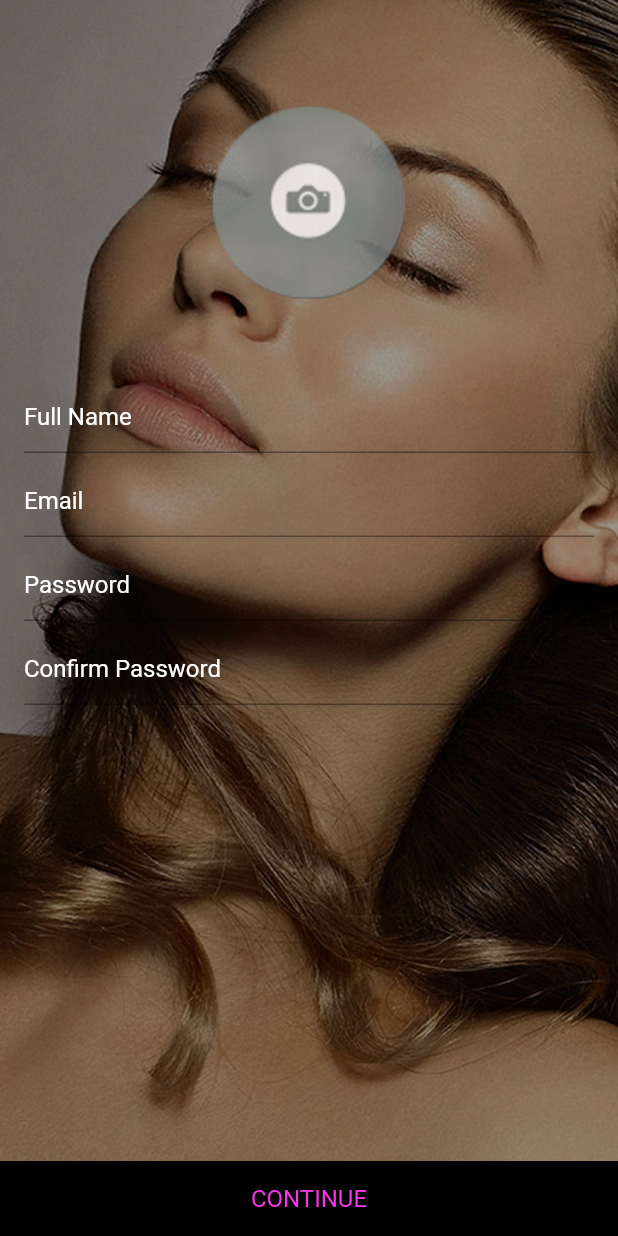
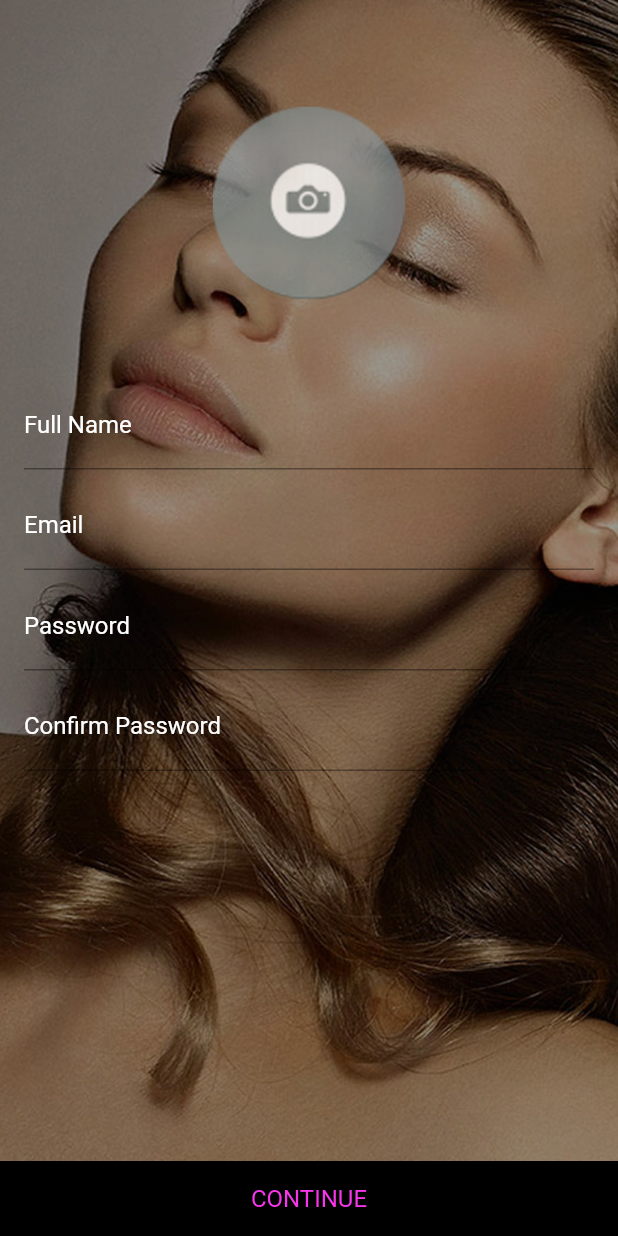
Before and after one commit to ezrasandzerbell/FLUTTER-ios-android-app, a Flutter app: the signUpPageOne screen opened by its route, on a phone screen of 412 x 824 dp. Run offline on Flutter 3.47's test engine with Material 2 defaults, Android fonts, the phone set to English and light mode, and no system bars; our stand-ins replace camera; missing offline and left inert: carousel.

Commit message:
change form input field to perform label animation

```diff
--- a/lib/GlobalWidgets/main-footer.dart
+++ b/lib/GlobalWidgets/main-footer.dart
@@ -13,7 +13,7 @@ var pinkColor = const Color(0xFFf735e9);
 
 
 
-Widget footerLink(String label, Color colorCode, BuildContext context, routeContext, [stateDataArray]) {
+Widget footerLink(String label, Color colorCode, BuildContext context, routeContext, [firstName]) {
   return new Column(
     mainAxisAlignment: MainAxisAlignment.center,
     children: [
@@ -35,8 +35,8 @@ Widget footerLink(String label, Color colorCode, BuildContext context, routeCont
                   context,
                   new MaterialPageRoute(
                       builder: (BuildContext context) =>
-                      new signUpPageServices(stateDataArray[0]: firstName)
-                  );
+                      new signUpPageServices()
+                  )
               );
             }
             break;
--- a/lib/Pages/sign-up-register.dart
+++ b/lib/Pages/sign-up-register.dart
@@ -3,12 +3,12 @@ import 'package:flutter/rendering.dart';
 import '../GlobalWidgets/main-footer.dart';
 import '../main.dart';
 
+
+
 class signUpPageOne extends StatefulWidget {
-  @override
-
-  final String title;
   signUpPageOne({Key key, this.title}) : super(key: key);
   static const String routeName = "/signUpPageOne";
+  final String title;
 
   signUpPageOneState createState() {
     return new signUpPageOneState();
@@ -20,6 +20,7 @@ class signUpPageOneState extends State<signUpPageOne> {
 
   @override
   String firstName;
+  List stateDataArray = [];
 
   Widget build(BuildContext context) {
 
@@ -46,14 +47,18 @@ class signUpPageOneState extends State<signUpPageOne> {
             primaryColor: const Color(0xFFf735e9), // underline color with focus
             hintColor: Colors.white, // underline color without focus
           ),
-          child: new TextField(
-            onChanged: (String text) => setState(() {
-              firstName = text;
-              print("my name is " + firstName);
-            }),
-            style: new TextStyle(color: const Color(0xFFeceff1)),
-            decoration: new InputDecoration(
-              hintText: arg,
+          child: new Form (
+            child: new TextFormField(
+              onFieldSubmitted : (String text) => setState(() {
+                firstName = text;
+                print("my name is " + firstName);
+              }),
+              style: new TextStyle(color: const Color(0xFFeceff1)),
+              decoration: new InputDecoration(
+                labelText: arg,
+              ),
+              validator: (val) => val.isEmpty? 'Username can\'t be empty.' : null,
+              onSaved: (val) => firstName = val,
             ),
           ),
         ),
@@ -99,7 +104,7 @@ class signUpPageOneState extends State<signUpPageOne> {
       child: new Row(
         mainAxisAlignment: MainAxisAlignment.spaceEvenly,
         children: [
-          footerLink('CONTINUE', pinkColor, context,  "signUpServices"),
+          footerLink('CONTINUE', pinkColor, context,  "signUpServices", firstName),
         ],
       ),
     );
```
Also changed, not shown: lib/Pages/sign-up-services.dart (+4 -3 lines).
